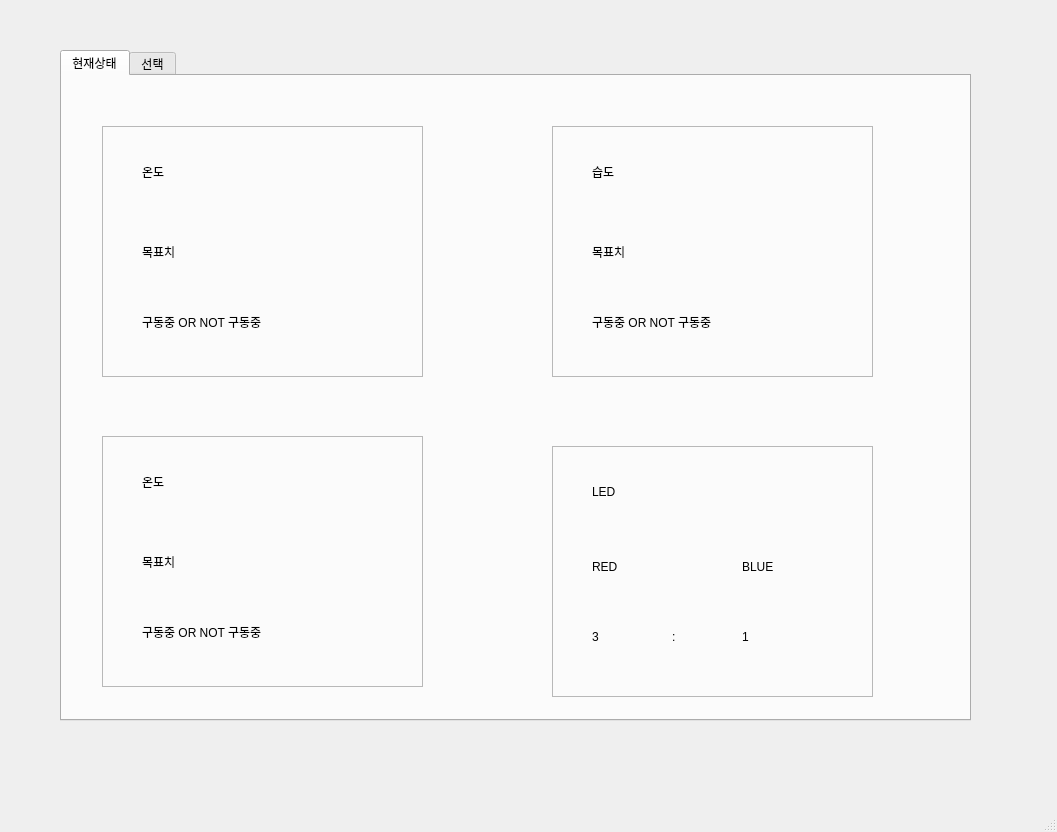
Above: GUI/smart_farmer.ui from addinedu-ros-5th/iot-repo-5 before the change. Below: the same form after it.
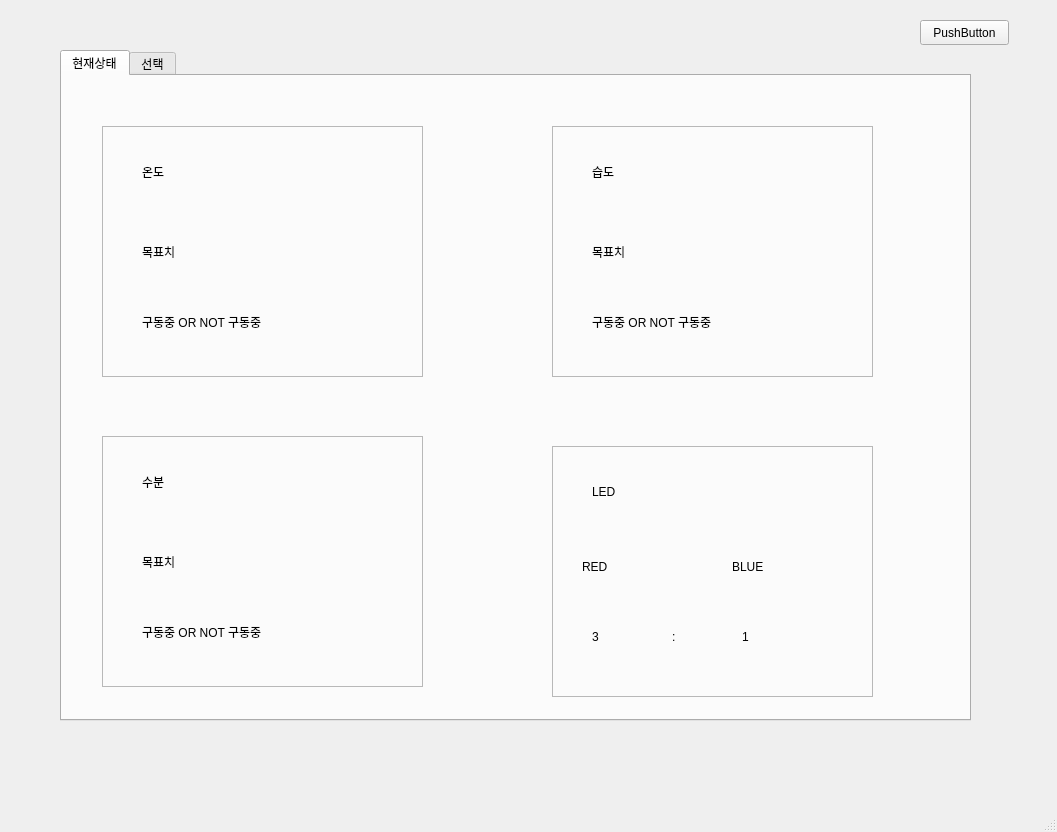
That is the form after the change. The open tabs and pages were chosen to show the change.

Commit message: get status from arduinoand show temp, humidity, moisture on GUI. It works well. Now sending request and setting change is required

Diff of the .ui file:
```diff
--- a/GUI/smart_farmer.ui
+++ b/GUI/smart_farmer.ui
@@ -165,7 +165,7 @@
         </rect>
        </property>
        <property name="text">
-        <string>온도</string>
+        <string>수분</string>
        </property>
       </widget>
       <widget class="QLabel" name="label_8">
@@ -226,7 +226,7 @@
       <widget class="QLabel" name="label_32">
        <property name="geometry">
         <rect>
-         <x>40</x>
+         <x>30</x>
          <y>100</y>
          <width>51</width>
          <height>41</height>
@@ -252,7 +252,7 @@
       <widget class="QLabel" name="label_37">
        <property name="geometry">
         <rect>
-         <x>190</x>
+         <x>180</x>
          <y>100</y>
          <width>51</width>
          <height>41</height>
@@ -345,6 +345,19 @@
      </widget>
     </widget>
    </widget>
+   <widget class="QPushButton" name="pb">
+    <property name="geometry">
+     <rect>
+      <x>920</x>
+      <y>20</y>
+      <width>89</width>
+      <height>25</height>
+     </rect>
+    </property>
+    <property name="text">
+     <string>PushButton</string>
+    </property>
+   </widget>
   </widget>
   <widget class="QMenuBar" name="menubar">
    <property name="geometry">
```
Left out of the diff: 26 changed lines with no effect on the pictures. The commit also changes 1 other file.
